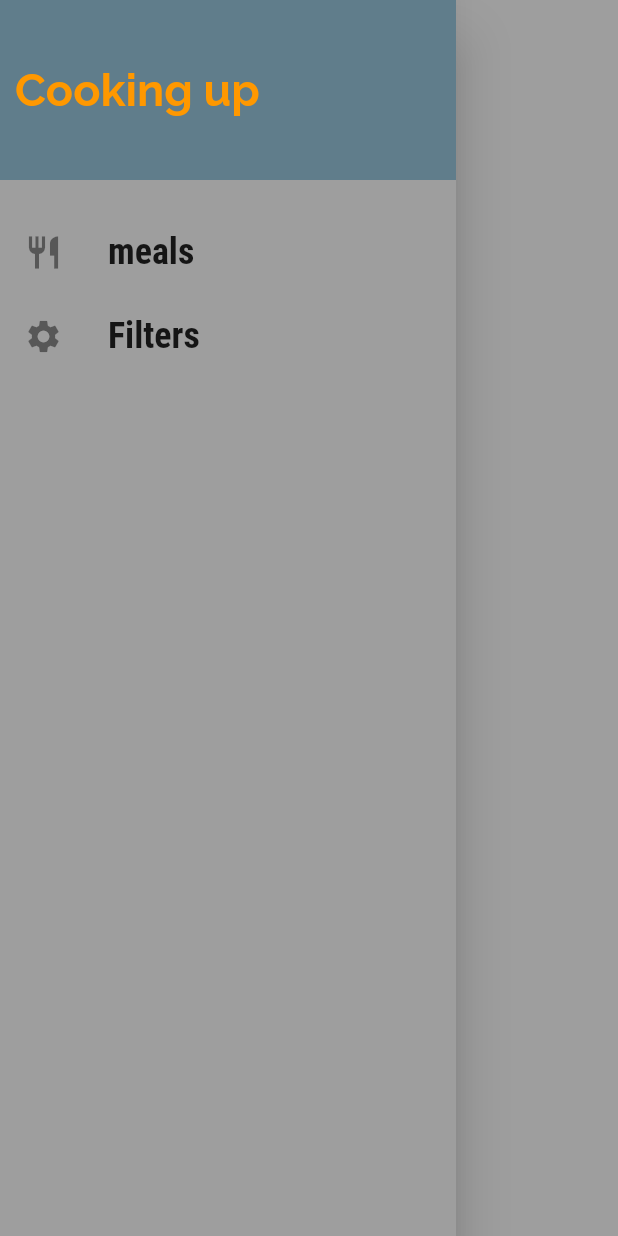
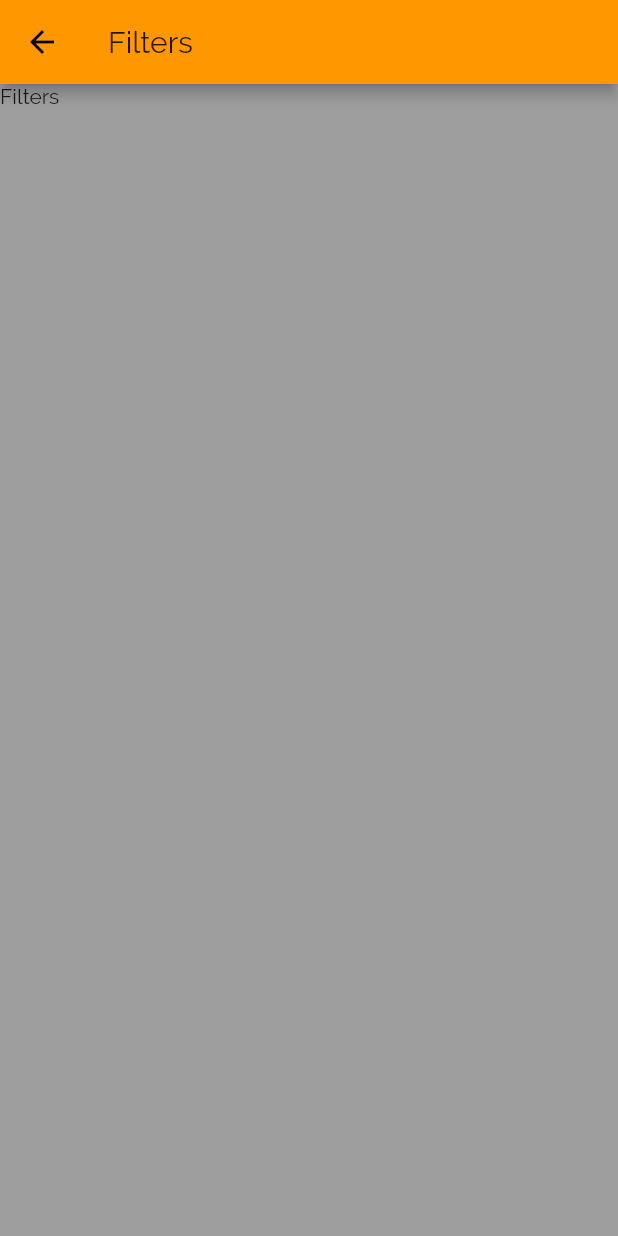
Before and after one commit to albertoecf/comidas_app, a Flutter app: the MainDrawer widget shown alone on an empty page, opened directly, after a tap on "Filters", on a phone screen of 412 x 824 dp. Run offline on Flutter 3.47's test engine with Material 2 defaults, Android fonts, the phone set to English and light mode, and no system bars.

Commit message:
linked Drawer

```diff
--- a/lib/main.dart
+++ b/lib/main.dart
@@ -2,6 +2,7 @@
 //import 'dart:ui';
 
 import 'package:flutter/material.dart';
+import './screens/filters_screen.dart';
 import './screens/tabs_screen.dart';
 import './models/meal.dart';
 import './screens/meal_detail_screen.dart';
@@ -40,6 +41,7 @@ class MyApp extends StatelessWidget {
         '/': (ctx) => TabsScreen(),
         CategoryMealsScreen.routeName: (ctx) => CategoryMealsScreen(),
         MealDetailScreen.routeName: (ctx) => MealDetailScreen(),
+        FiltersScreen.routeName : (ctx) => FiltersScreen(),
         //  '/category-meals':(ctx) =>CategoryMealsScreen() - podemos armar una propiedad
       },
       onGenerateRoute: (settings) {
--- /dev/null
+++ b/lib/screens/filters_screen.dart
@@ -0,0 +1,16 @@
+import 'package:flutter/material.dart';
+
+class FiltersScreen extends StatelessWidget {
+  static const routeName = '/filters';
+  @override
+  Widget build(BuildContext context) {
+    return Scaffold(
+      appBar: AppBar(
+        title: Text('Filters'),
+      ),
+      body: Container(
+        child: Text('Filters'),
+      ),
+    );
+  }
+}
--- a/lib/widgets/main_drawer.dart
+++ b/lib/widgets/main_drawer.dart
@@ -1,7 +1,8 @@
 import 'package:flutter/material.dart';
+import '../screens/filters_screen.dart';
 
 class MainDrawer extends StatelessWidget {
-  Widget buildListTile(String title, IconData icon){
+  Widget buildListTile(String title, IconData icon, Function tapHandler) {
     return ListTile(
       leading: Icon(
         icon,
@@ -14,10 +15,9 @@ class MainDrawer extends StatelessWidget {
             fontSize: 24,
             fontWeight: FontWeight.bold),
       ),
-          onTap: (){},
+      onTap: tapHandler,
     );
   }
-
 
   @override
   Widget build(BuildContext context) {
@@ -40,8 +40,16 @@ class MainDrawer extends StatelessWidget {
           ),
         ),
         SizedBox(height: 20),
-        buildListTile('meals', Icons.restaurant),
-        buildListTile('Filters', Icons.settings)
+        buildListTile(
+          'meals',
+          Icons.restaurant, () {
+          Navigator.of(context).pushNamed('/');}
+        ),
+        buildListTile(
+          'Filters',
+          Icons.settings,
+          (){Navigator.of(context).pushNamed(FiltersScreen.routeName);}
+        )
       ],
     ));
   }
```
Lines whose indentation alone changed are shown as unchanged.
